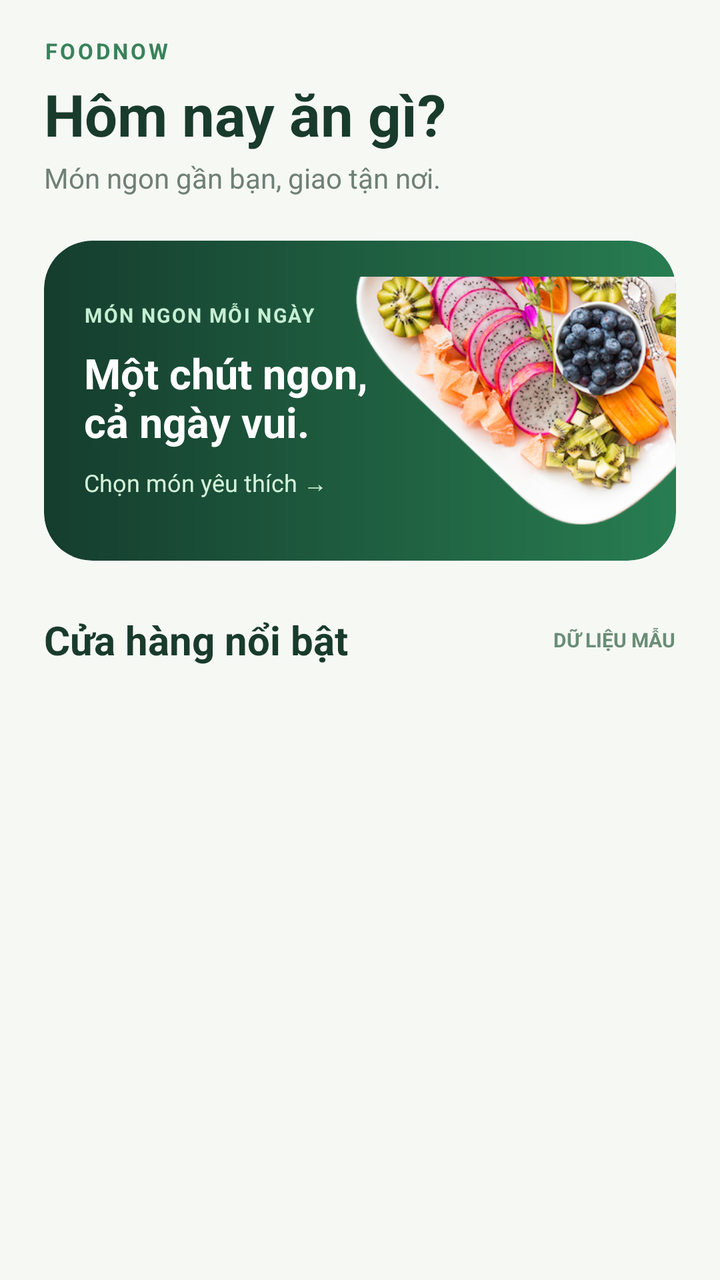
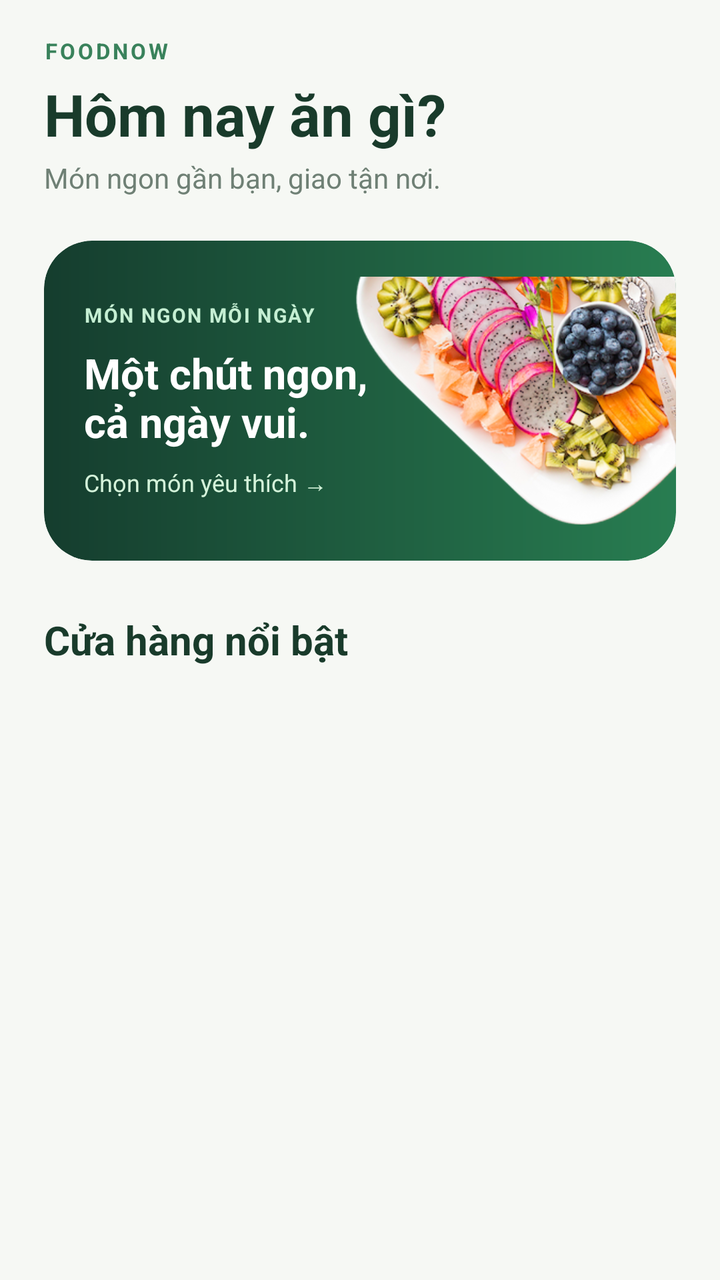

Screens rendered from an Android XML layout before and after an edit, with the pre-edit source and the edit as a unified diff.
<!-- AndroidManifest.xml: application theme Theme.Project_FoodApp -->
<!-- res/layout/fragment_restaurant.xml -->
<?xml version="1.0" encoding="utf-8"?>
<ScrollView xmlns:android="http://schemas.android.com/apk/res/android"
    android:layout_width="match_parent" android:layout_height="match_parent"
    android:background="#F6F8F4" android:fillViewport="true" android:clipToPadding="false">
    <LinearLayout android:layout_width="match_parent" android:layout_height="wrap_content"
        android:orientation="vertical" android:paddingStart="22dp" android:paddingEnd="22dp" android:paddingTop="18dp" android:paddingBottom="24dp">
        <TextView android:layout_width="wrap_content" android:layout_height="wrap_content" android:text="FOODNOW" android:textColor="#39825B" android:textStyle="bold" android:textSize="11sp" android:letterSpacing="0.12" />
        <TextView android:layout_width="match_parent" android:layout_height="wrap_content" android:layout_marginTop="5dp" android:text="Hôm nay ăn gì?" android:textColor="#193B2B" android:textSize="29sp" android:fontFamily="sans-serif" android:textStyle="bold" />
        <TextView android:layout_width="match_parent" android:layout_height="wrap_content" android:layout_marginTop="3dp" android:text="Món ngon gần bạn, giao tận nơi." android:textColor="#6F8075" android:textSize="14sp" />
        <FrameLayout android:layout_width="match_parent" android:layout_height="160dp" android:layout_marginTop="22dp" android:background="@drawable/bg_hero" android:clipToOutline="true">
            <ImageView android:layout_width="160dp" android:layout_height="160dp" android:layout_gravity="end|bottom" android:src="@drawable/dish" android:scaleType="fitCenter" android:contentDescription="" />
            <LinearLayout android:layout_width="210dp" android:layout_height="match_parent" android:orientation="vertical" android:padding="20dp" android:gravity="center_vertical">
                <TextView android:layout_width="wrap_content" android:layout_height="wrap_content" android:text="MÓN NGON MỖI NGÀY" android:textColor="#C5EFD3" android:textStyle="bold" android:textSize="10sp" android:letterSpacing="0.08" />
                <TextView android:layout_width="wrap_content" android:layout_height="wrap_content" android:layout_marginTop="8dp" android:text="Một chút ngon,\ncả ngày vui." android:textColor="#FFFFFF" android:textStyle="bold" android:textSize="21sp" />
                <TextView android:layout_width="wrap_content" android:layout_height="wrap_content" android:layout_marginTop="8dp" android:text="Chọn món yêu thích →" android:textColor="#D4F3DA" android:textSize="12sp" />
            </LinearLayout>
        </FrameLayout>
        <LinearLayout android:layout_width="match_parent" android:layout_height="wrap_content" android:layout_marginTop="26dp" android:gravity="center_vertical" android:orientation="horizontal">
            <TextView android:layout_width="0dp" android:layout_height="wrap_content" android:layout_weight="1" android:text="Cửa hàng nổi bật" android:textColor="#193B2B" android:textSize="20sp" android:textStyle="bold" />
            <TextView android:layout_width="wrap_content" android:layout_height="wrap_content" android:text="DỮ LIỆU MẪU" android:textColor="#6A8D76" android:textSize="10sp" android:textStyle="bold" />
        </LinearLayout>
        <LinearLayout android:id="@+id/storeList" android:layout_width="match_parent" android:layout_height="wrap_content" android:orientation="vertical" />
    </LinearLayout>
</ScrollView>
<!-- resources referenced by this layout -->
<resources>
  <!-- drawable bg_hero (drawable) -->
  <shape xmlns:android="http://schemas.android.com/apk/res/android" android:shape="rectangle">
      <gradient android:angle="0" android:startColor="#153D2E" android:endColor="#287D51" />
      <corners android:radius="24dp" />
  </shape>
  <!-- drawable dish: png bitmap (drawable, 144118 bytes) -->
  <style name="Theme.Project_FoodApp" parent="Base.Theme.Project_FoodApp" />
  <style name="Base.Theme.Project_FoodApp" parent="Theme.Material3.Light.NoActionBar">
          <item name="android:statusBarColor">#F6F8F4</item>
          <item name="android:windowLightStatusBar">true</item>
          <item name="android:navigationBarColor">#F6F8F4</item>
          <item name="android:windowLightNavigationBar">true</item>
      </style>
</resources>

<!-- the commit's change to res/layout/fragment_restaurant.xml (unified diff, before → after) -->
@@ -17,7 +17,6 @@
         </FrameLayout>
         <LinearLayout android:layout_width="match_parent" android:layout_height="wrap_content" android:layout_marginTop="26dp" android:gravity="center_vertical" android:orientation="horizontal">
             <TextView android:layout_width="0dp" android:layout_height="wrap_content" android:layout_weight="1" android:text="Cửa hàng nổi bật" android:textColor="#193B2B" android:textSize="20sp" android:textStyle="bold" />
-            <TextView android:layout_width="wrap_content" android:layout_height="wrap_content" android:text="DỮ LIỆU MẪU" android:textColor="#6A8D76" android:textSize="10sp" android:textStyle="bold" />
         </LinearLayout>
         <LinearLayout android:id="@+id/storeList" android:layout_width="match_parent" android:layout_height="wrap_content" android:orientation="vertical" />
     </LinearLayout>
